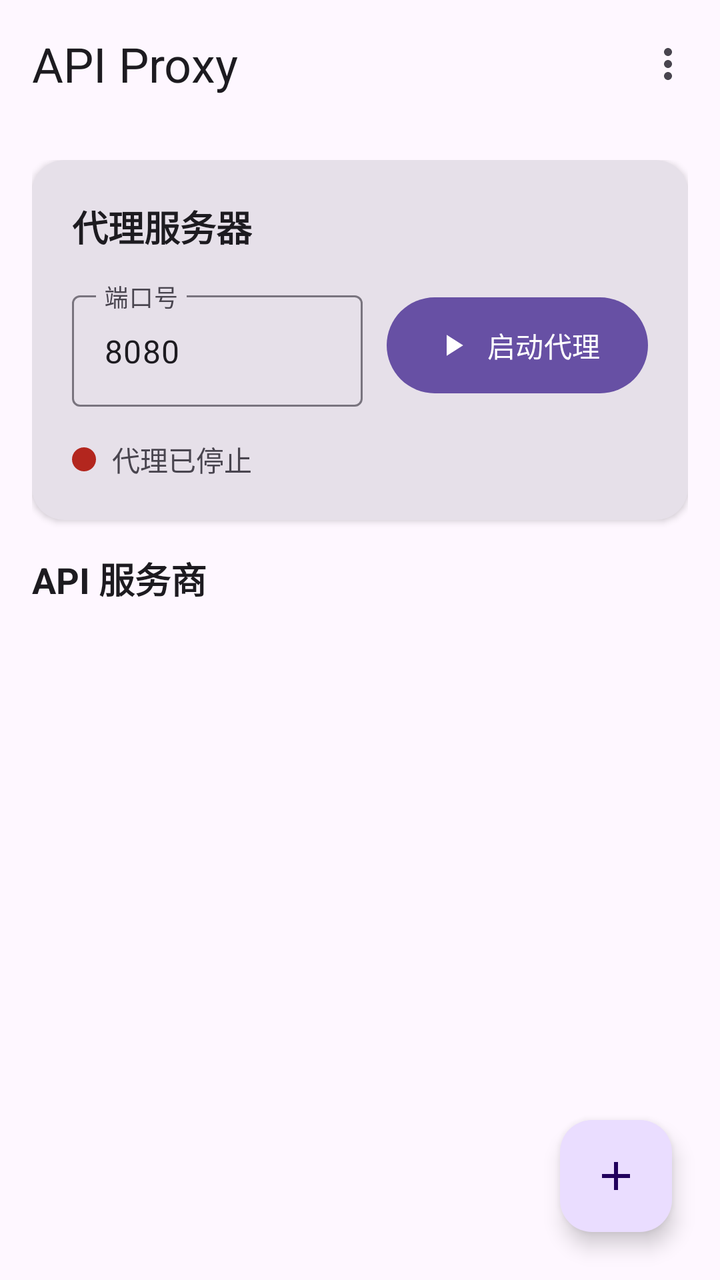
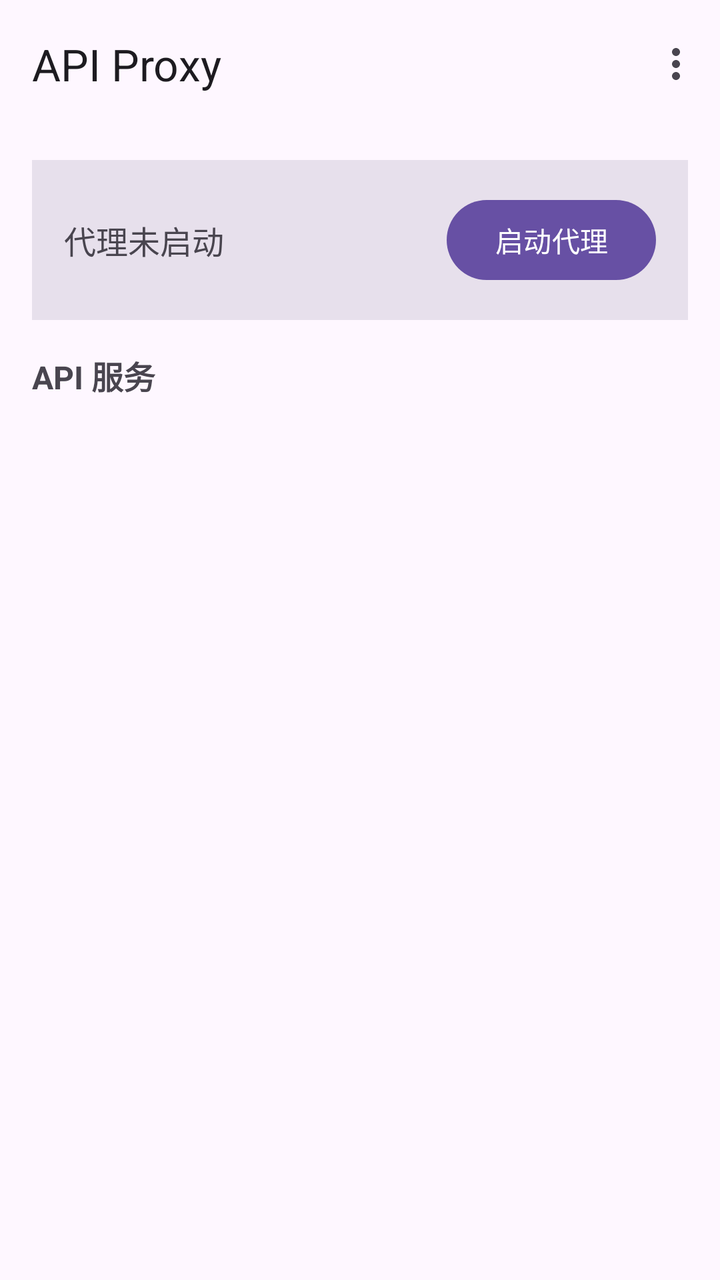

Before-and-after screenshots of an Android layout around one commit, followed by the original layout XML and the change that was made.
<!-- AndroidManifest.xml: activity theme Theme.APIProxy -->
<!-- res/layout/activity_main.xml -->
<?xml version="1.0" encoding="utf-8"?>
<androidx.coordinatorlayout.widget.CoordinatorLayout
    xmlns:android="http://schemas.android.com/apk/res/android"
    xmlns:app="http://schemas.android.com/apk/res-auto"
    android:layout_width="match_parent"
    android:layout_height="match_parent"
    android:background="@android:color/transparent">

    <com.google.android.material.appbar.MaterialToolbar
        android:id="@+id/toolbar"
        android:layout_width="match_parent"
        android:layout_height="?attr/actionBarSize"
        android:background="?attr/colorSurface"
        android:elevation="0dp"
        android:paddingEnd="4dp"
        app:title="@string/app_name"
        app:titleTextAppearance="@style/TextAppearance.Material3.HeadlineSmall"
        app:menu="@menu/menu_main" />

    <LinearLayout
        android:layout_width="match_parent"
        android:layout_height="match_parent"
        android:orientation="vertical"
        android:padding="16dp"
        android:layout_marginTop="?attr/actionBarSize">

        <ScrollView
            android:layout_width="match_parent"
            android:layout_height="0dp"
            android:layout_weight="1">

            <LinearLayout
                android:layout_width="match_parent"
                android:layout_height="wrap_content"
                android:orientation="vertical">

                
                <com.google.android.material.card.MaterialCardView
                    android:id="@+id/cardServer"
                    android:layout_width="match_parent"
                    android:layout_height="wrap_content"
                    android:layout_marginBottom="16dp"
                    app:cardElevation="2dp"
                    app:cardCornerRadius="16dp"
                    app:strokeWidth="0dp"
                    style="@style/Widget.Material3.CardView.Filled">

                    <LinearLayout
                        android:layout_width="match_parent"
                        android:layout_height="wrap_content"
                        android:padding="20dp"
                        android:orientation="vertical">

                        <TextView
                            android:layout_width="wrap_content"
                            android:layout_height="wrap_content"
                            android:text="代理服务器"
                            android:textSize="18sp"
                            android:textStyle="bold"
                            android:textColor="?attr/colorOnSurface"
                            android:layout_marginBottom="16dp" />

                        <LinearLayout
                            android:layout_width="match_parent"
                            android:layout_height="wrap_content"
                            android:orientation="horizontal"
                            android:gravity="center_vertical"
                            android:layout_marginBottom="16dp">

                            <com.google.android.material.textfield.TextInputLayout
                                android:id="@+id/portInputLayout"
                                android:layout_width="0dp"
                                android:layout_height="wrap_content"
                                android:layout_weight="1"
                                android:layout_marginEnd="12dp"
                                style="@style/Widget.Material3.TextInputLayout.OutlinedBox"
                                android:hint="@string/port_number">

                                <com.google.android.material.textfield.TextInputEditText
                                    android:id="@+id/etPort"
                                    android:layout_width="match_parent"
                                    android:layout_height="wrap_content"
                                    android:inputType="number"
                                    android:text="8080"
                                    android:textSize="16sp" />

                            </com.google.android.material.textfield.TextInputLayout>

                            <com.google.android.material.button.MaterialButton
                                android:id="@+id/btnToggleServer"
                                android:layout_width="wrap_content"
                                android:layout_height="56dp"
                                android:text="@string/start_server"
                                style="@style/Widget.Material3.Button"
                                app:icon="@drawable/ic_play"
                                app:iconGravity="textStart" />

                        </LinearLayout>

                        
                        <LinearLayout
                            android:layout_width="match_parent"
                            android:layout_height="wrap_content"
                            android:orientation="horizontal"
                            android:gravity="center_vertical">

                            <View
                                android:id="@+id/statusDot"
                                android:layout_width="12dp"
                                android:layout_height="12dp"
                                android:background="@drawable/circle_status"
                                android:layout_marginEnd="8dp" />

                            <TextView
                                android:id="@+id/tvStatus"
                                android:layout_width="0dp"
                                android:layout_height="wrap_content"
                                android:layout_weight="1"
                                android:text="@string/server_stopped"
                                android:textSize="14sp"
                                android:textColor="?attr/colorOnSurfaceVariant" />

                            <TextView
                                android:id="@+id/tvEndpoint"
                                android:layout_width="wrap_content"
                                android:layout_height="wrap_content"
                                android:textSize="12sp"
                                android:textColor="?attr/colorPrimary"
                                android:visibility="gone" />

                        </LinearLayout>

                    </LinearLayout>

                </com.google.android.material.card.MaterialCardView>

                
                <LinearLayout
                    android:layout_width="match_parent"
                    android:layout_height="wrap_content"
                    android:orientation="horizontal"
                    android:gravity="center_vertical"
                    android:layout_marginBottom="12dp">

                    <TextView
                        android:layout_width="0dp"
                        android:layout_height="wrap_content"
                        android:layout_weight="1"
                        android:text="API 服务商"
                        android:textSize="18sp"
                        android:textStyle="bold"
                        android:textColor="?attr/colorOnSurface" />

                    <TextView
                        android:id="@+id/tvProviderCount"
                        android:layout_width="wrap_content"
                        android:layout_height="wrap_content"
                        android:textSize="14sp"
                        android:textColor="?attr/colorOnSurfaceVariant" />

                </LinearLayout>

                
                <androidx.recyclerview.widget.RecyclerView
                    android:id="@+id/recyclerProviders"
                    android:layout_width="match_parent"
                    android:layout_height="wrap_content"
                    android:nestedScrollingEnabled="false"
                    android:clipToPadding="false"
                    android:paddingBottom="80dp" />

            </LinearLayout>

        </ScrollView>

    </LinearLayout>

    
    <com.google.android.material.floatingactionbutton.FloatingActionButton
        android:id="@+id/fabAddProvider"
        android:layout_width="wrap_content"
        android:layout_height="wrap_content"
        android:layout_gravity="bottom|end"
        android:layout_margin="24dp"
        android:contentDescription="@string/add_provider"
        app:srcCompat="@drawable/ic_add"
        style="@style/Widget.Material3.FloatingActionButton.Primary" />

</androidx.coordinatorlayout.widget.CoordinatorLayout>
<!-- resources referenced by this layout -->
<resources>
  <!-- drawable circle_status (drawable) -->
  <?xml version="1.0" encoding="utf-8"?>
  <shape xmlns:android="http://schemas.android.com/apk/res/android" android:shape="oval">
      <solid android:color="#FFB3261E" />
      <size android:width="12dp" android:height="12dp" />
  </shape>
  <!-- drawable ic_add (drawable) -->
  <?xml version="1.0" encoding="utf-8"?>
  <vector xmlns:android="http://schemas.android.com/apk/res/android"
      android:width="24dp"
      android:height="24dp"
      android:viewportWidth="24"
      android:viewportHeight="24"
      android:tint="?attr/colorOnSurfaceVariant">
      <path
          android:fillColor="#FFFFFF"
          android:pathData="M19,13h-6v6h-2v-6H5v-2h6V5h2v6h6v2z" />
  </vector>
  <!-- drawable ic_play (drawable) -->
  <?xml version="1.0" encoding="utf-8"?>
  <vector xmlns:android="http://schemas.android.com/apk/res/android"
      android:width="24dp"
      android:height="24dp"
      android:viewportWidth="24"
      android:viewportHeight="24"
      android:tint="?attr/colorOnPrimary">
      <path
          android:fillColor="#FFFFFF"
          android:pathData="M8,5v14l11,-7z" />
  </vector>
  <string name="add_provider">添加服务商</string>
  <string name="app_name">API Proxy</string>
  <string name="port_number">端口号</string>
  <string name="server_stopped">代理已停止</string>
  <string name="start_server">启动代理</string>
  <style name="Theme.APIProxy" parent="Theme.Material3.DayNight.NoActionBar">
          
          <item name="android:statusBarColor">@android:color/transparent</item>
          <item name="android:navigationBarColor">@android:color/transparent</item>
          <item name="android:enforceStatusBarContrast">false</item>
          
          <item name="preferenceTheme">@style/PreferenceThemeOverlay</item>
      </style>
</resources>

<!-- the commit's change to res/layout/activity_main.xml (unified diff, before → after) -->
@@ -1,10 +1,9 @@
 <?xml version="1.0" encoding="utf-8"?>
-<androidx.coordinatorlayout.widget.CoordinatorLayout
-    xmlns:android="http://schemas.android.com/apk/res/android"
+<LinearLayout xmlns:android="http://schemas.android.com/apk/res/android"
     xmlns:app="http://schemas.android.com/apk/res-auto"
     android:layout_width="match_parent"
     android:layout_height="match_parent"
-    android:background="@android:color/transparent">
+    android:orientation="vertical">
 
     <com.google.android.material.appbar.MaterialToolbar
         android:id="@+id/toolbar"
@@ -12,178 +11,73 @@
         android:layout_height="?attr/actionBarSize"
         android:background="?attr/colorSurface"
         android:elevation="0dp"
-        android:paddingEnd="4dp"
         app:title="@string/app_name"
-        app:titleTextAppearance="@style/TextAppearance.Material3.HeadlineSmall"
         app:menu="@menu/menu_main" />
 
     <LinearLayout
         android:layout_width="match_parent"
         android:layout_height="match_parent"
         android:orientation="vertical"
-        android:padding="16dp"
-        android:layout_marginTop="?attr/actionBarSize">
+        android:padding="16dp">
 
-        <ScrollView
+        
+        <LinearLayout
             android:layout_width="match_parent"
-            android:layout_height="0dp"
-            android:layout_weight="1">
+            android:layout_height="wrap_content"
+            android:orientation="horizontal"
+            android:gravity="center_vertical"
+            android:layout_marginBottom="16dp"
+            android:background="?attr/colorSurfaceVariant"
+            android:padding="16dp">
 
             <LinearLayout
-                android:layout_width="match_parent"
+                android:layout_width="0dp"
                 android:layout_height="wrap_content"
+                android:layout_weight="1"
                 android:orientation="vertical">
 
-                
-                <com.google.android.material.card.MaterialCardView
-                    android:id="@+id/cardServer"
-                    android:layout_width="match_parent"
+                <TextView
+                    android:id="@+id/tvStatus"
+                    android:layout_width="wrap_content"
                     android:layout_height="wrap_content"
-                    android:layout_marginBottom="16dp"
-                    app:cardElevation="2dp"
-                    app:cardCornerRadius="16dp"
-                    app:strokeWidth="0dp"
-                    style="@style/Widget.Material3.CardView.Filled">
+                    android:text="代理未启动"
+                    android:textSize="16sp" />
 
-                    <LinearLayout
-                        android:layout_width="match_parent"
-                        android:layout_height="wrap_content"
-                        android:padding="20dp"
-                        android:orientation="vertical">
-
-                        <TextView
-                            android:layout_width="wrap_content"
-                            android:layout_height="wrap_content"
-                            android:text="代理服务器"
-                            android:textSize="18sp"
-                            android:textStyle="bold"
-                            android:textColor="?attr/colorOnSurface"
-                            android:layout_marginBottom="16dp" />
-
-                        <LinearLayout
-                            android:layout_width="match_parent"
-                            android:layout_height="wrap_content"
-                            android:orientation="horizontal"
-                            android:gravity="center_vertical"
-                            android:layout_marginBottom="16dp">
-
-                            <com.google.android.material.textfield.TextInputLayout
-                                android:id="@+id/portInputLayout"
-                                android:layout_width="0dp"
-                                android:layout_height="wrap_content"
-                                android:layout_weight="1"
-                                android:layout_marginEnd="12dp"
-                                style="@style/Widget.Material3.TextInputLayout.OutlinedBox"
-                                android:hint="@string/port_number">
-
-                                <com.google.android.material.textfield.TextInputEditText
-                                    android:id="@+id/etPort"
-                                    android:layout_width="match_parent"
-                                    android:layout_height="wrap_content"
-                                    android:inputType="number"
-                                    android:text="8080"
-                                    android:textSize="16sp" />
-
-                            </com.google.android.material.textfield.TextInputLayout>
-
-                            <com.google.android.material.button.MaterialButton
-                                android:id="@+id/btnToggleServer"
-                                android:layout_width="wrap_content"
-                                android:layout_height="56dp"
-                                android:text="@string/start_server"
-                                style="@style/Widget.Material3.Button"
-                                app:icon="@drawable/ic_play"
-                                app:iconGravity="textStart" />
-
-                        </LinearLayout>
-
-                        
-                        <LinearLayout
-                            android:layout_width="match_parent"
-                            android:layout_height="wrap_content"
-                            android:orientation="horizontal"
-                            android:gravity="center_vertical">
-
-                            <View
-                                android:id="@+id/statusDot"
-                                android:layout_width="12dp"
-                                android:layout_height="12dp"
-                                android:background="@drawable/circle_status"
-                                android:layout_marginEnd="8dp" />
-
-                            <TextView
-                                android:id="@+id/tvStatus"
-                                android:layout_width="0dp"
-                                android:layout_height="wrap_content"
-                                android:layout_weight="1"
-                                android:text="@string/server_stopped"
-                                android:textSize="14sp"
-                                android:textColor="?attr/colorOnSurfaceVariant" />
-
-                            <TextView
-                                android:id="@+id/tvEndpoint"
-                                android:layout_width="wrap_content"
-                                android:layout_height="wrap_content"
-                                android:textSize="12sp"
-                                android:textColor="?attr/colorPrimary"
-                                android:visibility="gone" />
-
-                        </LinearLayout>
-
-                    </LinearLayout>
-
-                </com.google.android.material.card.MaterialCardView>
-
-                
-                <LinearLayout
-                    android:layout_width="match_parent"
+                <TextView
+                    android:id="@+id/tvEndpoint"
+                    android:layout_width="wrap_content"
                     android:layout_height="wrap_content"
-                    android:orientation="horizontal"
-                    android:gravity="center_vertical"
-                    android:layout_marginBottom="12dp">
-
-                    <TextView
-                        android:layout_width="0dp"
-                        android:layout_height="wrap_content"
-                        android:layout_weight="1"
-                        android:text="API 服务商"
-                        android:textSize="18sp"
-                        android:textStyle="bold"
-                        android:textColor="?attr/colorOnSurface" />
-
-                    <TextView
-                        android:id="@+id/tvProviderCount"
-                        android:layout_width="wrap_content"
-                        android:layout_height="wrap_content"
-                        android:textSize="14sp"
-                        android:textColor="?attr/colorOnSurfaceVariant" />
-
-                </LinearLayout>
-
-                
-                <androidx.recyclerview.widget.RecyclerView
-                    android:id="@+id/recyclerProviders"
-                    android:layout_width="match_parent"
-                    android:layout_height="wrap_content"
-                    android:nestedScrollingEnabled="false"
-                    android:clipToPadding="false"
-                    android:paddingBottom="80dp" />
+                    android:textSize="12sp"
+                    android:textColor="?attr/colorPrimary"
+                    android:visibility="gone" />
 
             </LinearLayout>
 
-        </ScrollView>
+            <com.google.android.material.button.MaterialButton
+                android:id="@+id/btnToggleProxy"
+                android:layout_width="wrap_content"
+                android:layout_height="wrap_content"
+                android:text="启动代理" />
+
+        </LinearLayout>
+
+        
+        <TextView
+            android:layout_width="wrap_content"
+            android:layout_height="wrap_content"
+            android:text="API 服务"
+            android:textSize="16sp"
+            android:textStyle="bold"
+            android:layout_marginBottom="8dp" />
+
+        <androidx.recyclerview.widget.RecyclerView
+            android:id="@+id/recyclerProviders"
+            android:layout_width="match_parent"
+            android:layout_height="0dp"
+            android:layout_weight="1"
+            android:clipToPadding="false"
+            android:paddingBottom="8dp" />
 
     </LinearLayout>
 
-    
-    <com.google.android.material.floatingactionbutton.FloatingActionButton
-        android:id="@+id/fabAddProvider"
-        android:layout_width="wrap_content"
-        android:layout_height="wrap_content"
-        android:layout_gravity="bottom|end"
-        android:layout_margin="24dp"
-        android:contentDescription="@string/add_provider"
-        app:srcCompat="@drawable/ic_add"
-        style="@style/Widget.Material3.FloatingActionButton.Primary" />
-
-</androidx.coordinatorlayout.widget.CoordinatorLayout>
+</LinearLayout>
<!-- resource entries referenced after the edit -->
@@ -1,40 +1,6 @@
 <!-- resources referenced by this layout -->
 <resources>
-  <!-- drawable circle_status (drawable) -->
-  <?xml version="1.0" encoding="utf-8"?>
-  <shape xmlns:android="http://schemas.android.com/apk/res/android" android:shape="oval">
-      <solid android:color="#FFB3261E" />
-      <size android:width="12dp" android:height="12dp" />
-  </shape>
-  <!-- drawable ic_add (drawable) -->
-  <?xml version="1.0" encoding="utf-8"?>
-  <vector xmlns:android="http://schemas.android.com/apk/res/android"
-      android:width="24dp"
-      android:height="24dp"
-      android:viewportWidth="24"
-      android:viewportHeight="24"
-      android:tint="?attr/colorOnSurfaceVariant">
-      <path
-          android:fillColor="#FFFFFF"
-          android:pathData="M19,13h-6v6h-2v-6H5v-2h6V5h2v6h6v2z" />
-  </vector>
-  <!-- drawable ic_play (drawable) -->
-  <?xml version="1.0" encoding="utf-8"?>
-  <vector xmlns:android="http://schemas.android.com/apk/res/android"
-      android:width="24dp"
-      android:height="24dp"
-      android:viewportWidth="24"
-      android:viewportHeight="24"
-      android:tint="?attr/colorOnPrimary">
-      <path
-          android:fillColor="#FFFFFF"
-          android:pathData="M8,5v14l11,-7z" />
-  </vector>
-  <string name="add_provider">添加服务商</string>
   <string name="app_name">API Proxy</string>
-  <string name="port_number">端口号</string>
-  <string name="server_stopped">代理已停止</string>
-  <string name="start_server">启动代理</string>
   <style name="Theme.APIProxy" parent="Theme.Material3.DayNight.NoActionBar">
           
           <item name="android:statusBarColor">@android:color/transparent</item>
